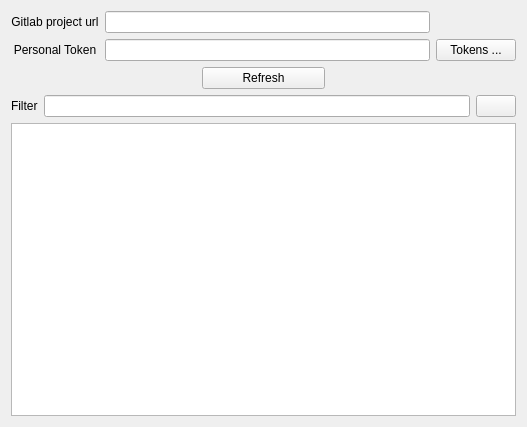
Qt form src/libs/requirements/ui/requirementswidget.ui (esa/spacecreator) before a commit.
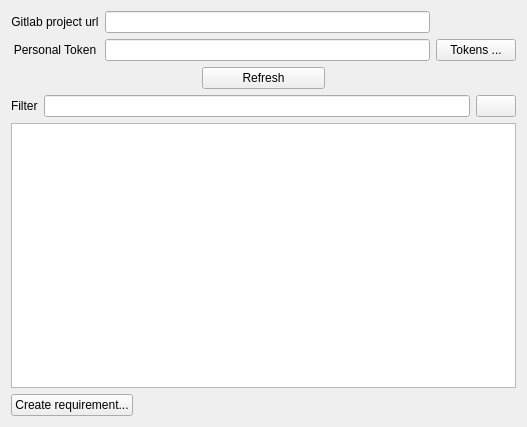
The same form after that commit.

Commit message: Resolve "Create a new Requirement and add it to the model"

```diff
--- a/src/libs/requirements/ui/requirementswidget.ui
+++ b/src/libs/requirements/ui/requirementswidget.ui
@@ -20,6 +20,36 @@
    <string>Form</string>
   </property>
   <layout class="QGridLayout" name="gridLayout_2">
+   <item row="4" column="0">
+    <layout class="QHBoxLayout" name="horizontalLayout_3">
+     <item>
+      <widget class="QPushButton" name="createRequirementButton">
+       <property name="maximumSize">
+        <size>
+         <width>16777215</width>
+         <height>16777215</height>
+        </size>
+       </property>
+       <property name="text">
+        <string>Create requirement...</string>
+       </property>
+      </widget>
+     </item>
+     <item>
+      <spacer name="horizontalSpacer_3">
+       <property name="orientation">
+        <enum>Qt::Horizontal</enum>
+       </property>
+       <property name="sizeHint" stdset="0">
+        <size>
+         <width>40</width>
+         <height>20</height>
+        </size>
+       </property>
+      </spacer>
+     </item>
+    </layout>
+   </item>
    <item row="0" column="0">
     <layout class="QGridLayout" name="gridLayout">
      <item row="1" column="1">
```
Left out of the diff: 56 changed lines with no effect on the pictures. The commit also changes 13 other files.
